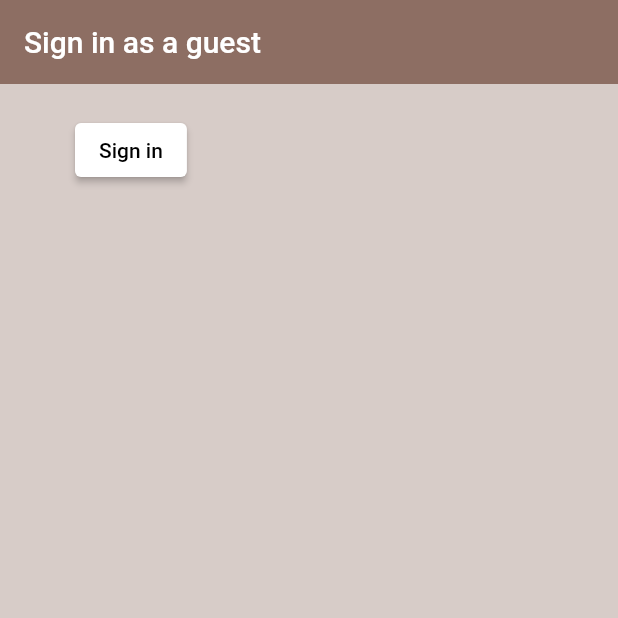
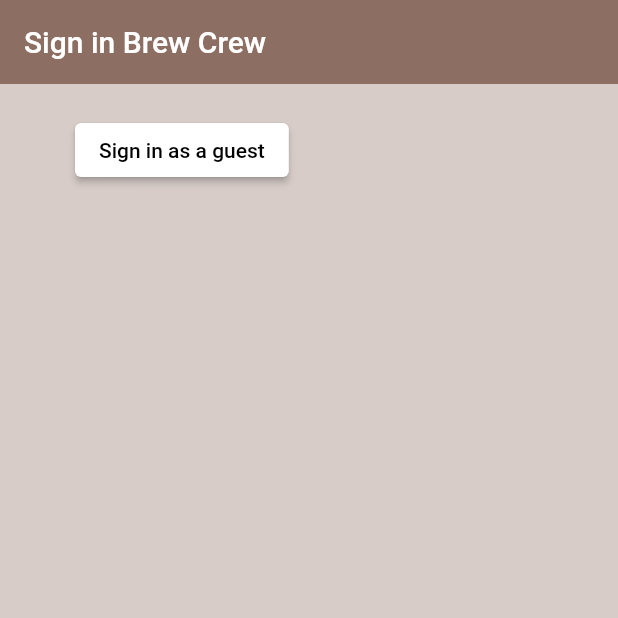
Before and after one commit to leechen112233/brew_crew, a Flutter app: the screen it shows after launch, on a phone screen of 412 x 824 dp, the top half of it. Run offline on Flutter 3.47's test engine with Material 2 defaults, Android fonts, the phone set to English and light mode, and no system bars; our stand-ins replace firebase_auth; accounts and stored records are empty.

```diff
--- /dev/null
+++ b/lib/models/user.dart
@@ -0,0 +1,5 @@
+class User{
+  final String? uid;
+
+  User({ this.uid});
+}
--- a/lib/screens/authenticate/sign_in.dart
+++ b/lib/screens/authenticate/sign_in.dart
@@ -1,4 +1,4 @@
-import 'package:brew_crew/screens/services/auth.dart';
+import 'package:brew_crew/services/auth.dart';
 import 'package:flutter/material.dart';
 
 class SignIn extends StatefulWidget {
@@ -17,7 +17,7 @@ class _SignInState extends State<SignIn> {
       appBar: AppBar(
         backgroundColor: Colors.brown[400],
         elevation: 0.0,
-        title: Text("Sign in as a guest"),
+        title: Text("Sign in Brew Crew"),
       ),
       body: Container(
         padding: EdgeInsets.symmetric(vertical: 20.0, horizontal: 50.0),
@@ -26,7 +26,7 @@ class _SignInState extends State<SignIn> {
             foregroundColor: MaterialStateProperty.all(Colors.black),
             backgroundColor: MaterialStateProperty.all(Colors.white),
           ),
-          child: Text('Sign in'),
+          child: Text('Sign in as a guest'),
           onPressed: () async {
             dynamic res = await _auth.signInAnon();
             if(res==null){
@@ -34,7 +34,7 @@ class _SignInState extends State<SignIn> {
             }
             else{
               print("Signed in");
-              print(res);
+              print(res.uid);
             }
           },
         ),
```
Also changed, not shown: lib/services/auth.dart (renamed from lib/screens/services/auth.dart, +8 -1 lines), 2 other files.
